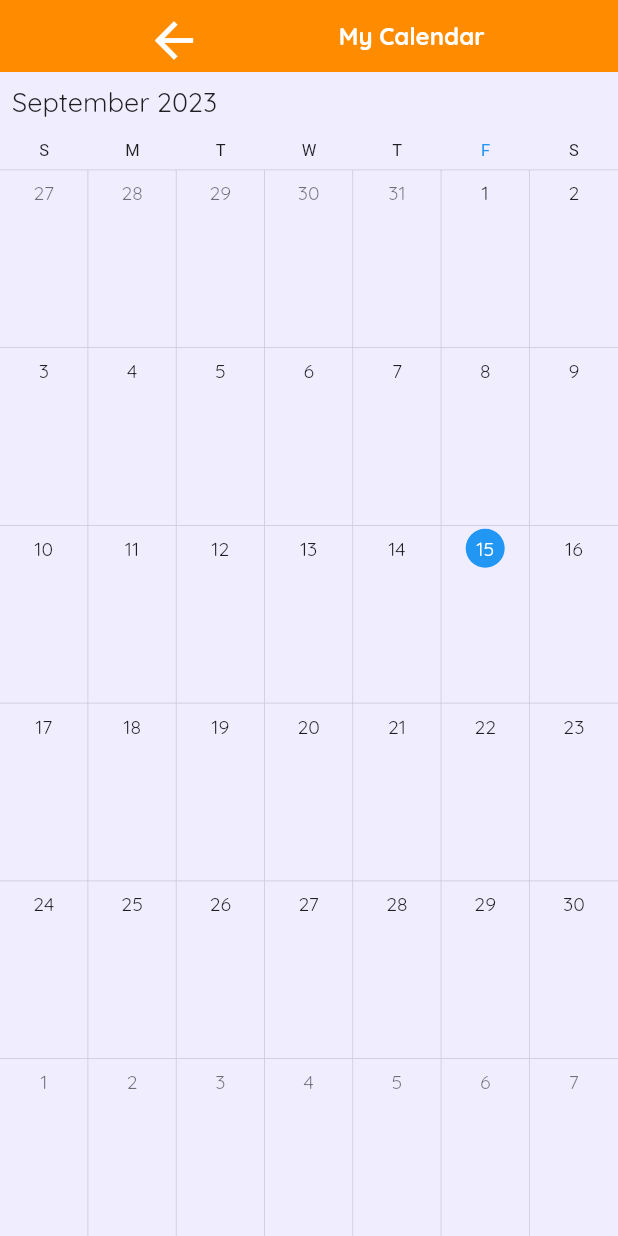
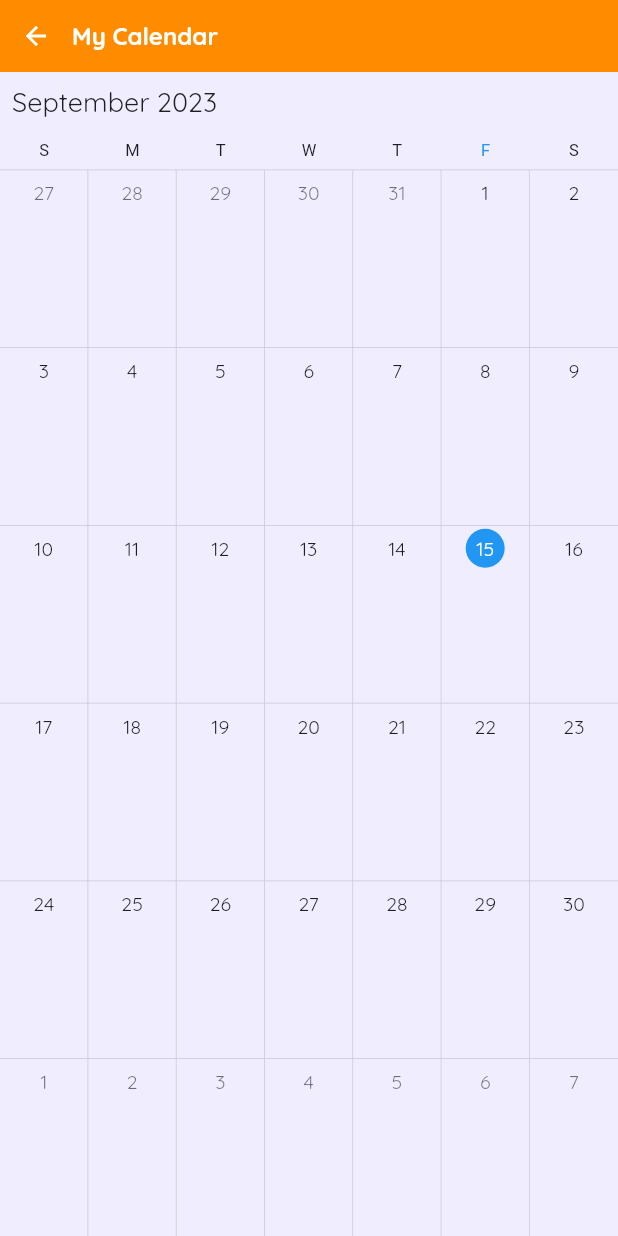
Before and after one commit to DucHungGithub/study_app, a Flutter app: the CalendarScreen screen opened by its route, on a phone screen of 412 x 824 dp. Run offline on Flutter 3.47's test engine with Material 2 defaults, Android fonts, the phone set to English and light mode, and no system bars; drawn by our look-alikes of syncfusion_flutter_calendar; our stand-ins replace cached_network_image, cloud_firestore, firebase_auth, firebase_core, firebase_storage, flutter_heatmap_calendar and 6 more; missing offline and left inert: easy_separator, firebase_app_check, zego_uikit_prebuilt_video_conference; accounts and stored records are empty.

Commit message:
fix android

```diff
--- a/lib/controllers/zoom_drawer_controller.dart
+++ b/lib/controllers/zoom_drawer_controller.dart
@@ -26,7 +26,7 @@ class MyZoomDrawerController extends GetxController {
   void signIn() {}
 
   void website() {
-    _launch("https://www.dbestech.com");
+    _launch("https://hcmus.edu.vn/");
   }
 
   void facebook() {
@@ -35,7 +35,7 @@ class MyZoomDrawerController extends GetxController {
 
   void email() {
     final Uri emailLaunchUri =
-        Uri(scheme: 'mailto', path: 'hungnp12345@gmail.com');
+        Uri(scheme: 'mailto', path: 'ndhung21@apcs.fitus.edu.vn');
     _launch(emailLaunchUri.toString());
   }
 
--- a/lib/main.dart
+++ b/lib/main.dart
@@ -3,7 +3,6 @@ import 'package:firebase_core/firebase_core.dart';
 import 'package:flutter/material.dart';
 import 'package:get/get.dart';
 import 'package:study_app_project/bindings/initial_bindings.dart';
-import 'package:study_app_project/controllers/question_page/data_uploader_screen.dart';
 import 'package:study_app_project/controllers/theme_controller.dart';
 import 'package:study_app_project/firebase_options.dart';
 import 'package:study_app_project/routes/app_routes.dart';
--- a/lib/screen/calendar/calendar_screen.dart
+++ b/lib/screen/calendar/calendar_screen.dart
@@ -40,12 +40,12 @@ class _CalendarScreenState extends State<CalendarScreen> {
           Container(
             color: Theme.of(context).primaryColor,
             child: Row(
-              mainAxisAlignment: MainAxisAlignment.spaceEvenly,
+              mainAxisAlignment: MainAxisAlignment.start,
               children: [
                 IconButton(
                   onPressed: () => Get.back(),
                   tooltip: 'Month View',
-                  icon: const Icon(Icons.arrow_back, size: 38),
+                  icon: const Icon(Icons.arrow_back, size: 20),
                 ),
                 const Text('My Calendar', style: appBarTs),
               ],
--- a/lib/screen/home/menu_screen.dart
+++ b/lib/screen/home/menu_screen.dart
@@ -61,7 +61,7 @@ class MenuScreen extends GetView<MyZoomDrawerController> {
                       onPressed: () => Get.to(const RegisterScreen()),
                     ),
                     _DrawerButton(
-                      icon: Icons.facebook,
+                      icon: Icons.access_time_filled,
                       label: "Activity",
                       onPressed: () =>
                           Get.toNamed(HabitTrackerScreen.routeName),
```
Also changed, not shown: lib/screen/map/habit_tracker_screen.dart (+6 -1 lines), lib/widgets/tracker_map.dart (+7 -5 lines), 4 other files.
